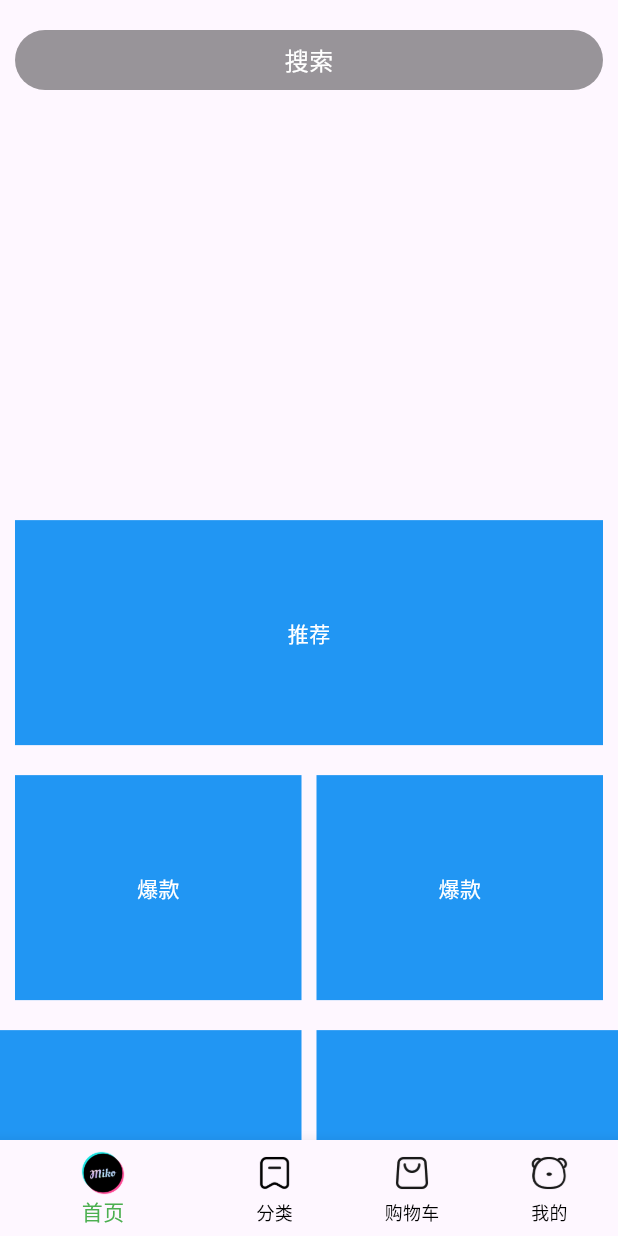
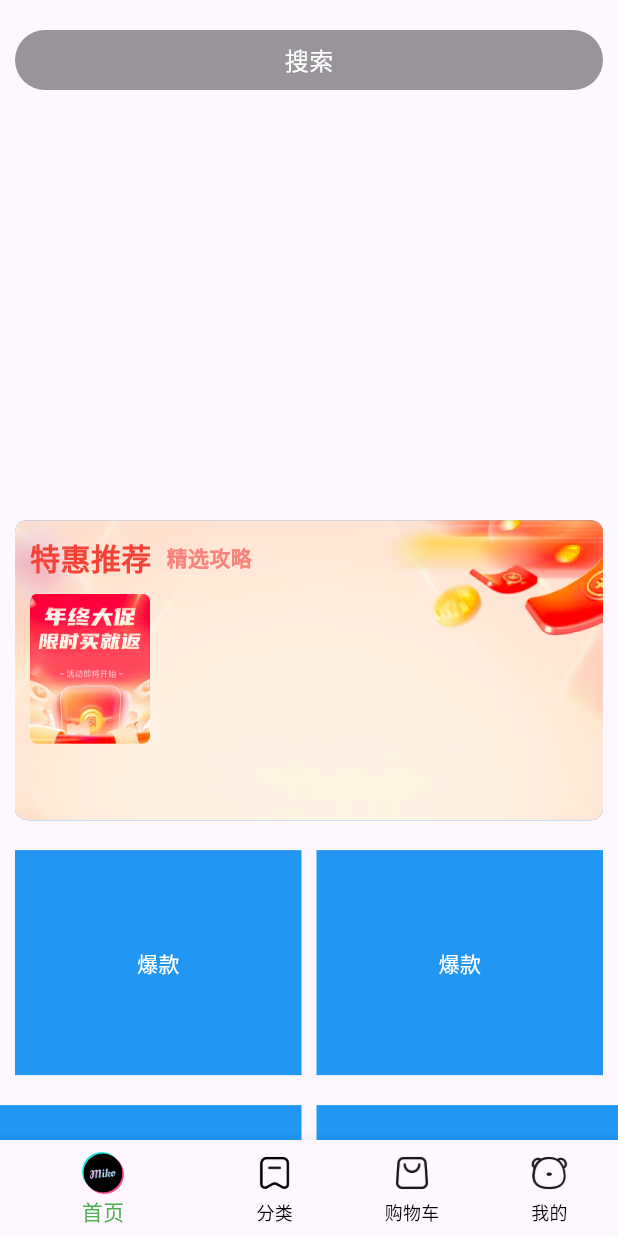
Before and after one commit to zslhub/heima_flutter_shop_store_01, a Flutter app: the screen it shows after launch, on a phone screen of 412 x 824 dp. Run offline on Flutter 3.47's test engine with Material 3 defaults, Android fonts, the phone set to English and light mode, and no system bars; drawn by our look-alikes of carousel_slider; our stand-ins replace dio; network calls fail.

Commit message:
实现特惠推荐的渲染

```diff
--- a/lib/components/Home/HmSuggestion.dart
+++ b/lib/components/Home/HmSuggestion.dart
@@ -1,20 +1,129 @@
 import 'package:flutter/material.dart';
+import 'package:heima_flutter_shop_store_01/viewmodels/home.dart';
 
 class HmSuggestion extends StatefulWidget {
-  const HmSuggestion({super.key});
+  final SpecialRecommend specialRecommend;
+  const HmSuggestion({super.key, required this.specialRecommend});
 
   @override
   State<HmSuggestion> createState() => _HmSuggestionState();
 }
 
 class _HmSuggestionState extends State<HmSuggestion> {
+  List<GoodsItem> _getDisplayItems() {
+    if (widget.specialRecommend.subTypes.isEmpty) {
+      return [];
+    }
+    return widget.specialRecommend.subTypes.first.goodsItems.items
+        .take(3)
+        .toList();
+  }
+
+  Widget _buildHeader() {
+    return Row(
+      children: [
+        Text(
+          '特惠推荐',
+          style: TextStyle(
+            color: Colors.red,
+            fontSize: 20,
+            fontWeight: FontWeight.w700,
+          ),
+        ),
+        SizedBox(width: 10),
+        Text(
+          '精选攻略',
+          style: TextStyle(
+            color: const Color.fromARGB(255, 249, 131, 123),
+
+            fontWeight: FontWeight.w700,
+          ),
+        ),
+      ],
+    );
+  }
+
+  Widget _buildLeft() {
+    return Container(
+      width: 80,
+      height: 100,
+      decoration: BoxDecoration(
+        color: Colors.white,
+        borderRadius: BorderRadius.circular(5),
+        image: DecorationImage(
+          image: AssetImage('lib/assets/home_cmd_inner.png'),
+          fit: BoxFit.cover,
+        ),
+      ),
+    );
+  }
+
+  List<Widget> _getChildrenList() {
+    List<GoodsItem> displayItems = _getDisplayItems();
+    return List.generate(displayItems.length, (index) {
+      return Column(
+        children: [
+          ClipRRect(
+            borderRadius: BorderRadius.circular(8),
+            child: Image.network(
+              errorBuilder: (context, error, stackTrace) {
+                return Image.asset(
+                  'lib/assets/home_cmd_inner.png',
+                  width: 70,
+                  height: 100,
+                );
+              },
+              displayItems[index].picture,
+              width: 70,
+              height: 100,
+              fit: BoxFit.cover,
+            ),
+          ),
+          SizedBox(height: 10),
+          Container(
+            padding: EdgeInsets.symmetric(horizontal: 10, vertical: 4),
+            decoration: BoxDecoration(
+              color: const Color.fromARGB(255, 197, 109, 109),
+              borderRadius: BorderRadius.circular(5),
+            ),
+            child: Text('\$${displayItems[index].price}'),
+          ),
+        ],
+      );
+    });
+  }
+
   @override
   Widget build(BuildContext context) {
     return Container(
       alignment: Alignment.center,
-      color: Colors.blue,
-      height: 150,
-      child: Text('推荐', style: TextStyle(color: Colors.white)),
+      height: 200,
+      padding: EdgeInsets.all(10),
+      decoration: BoxDecoration(
+        borderRadius: BorderRadius.circular(8),
+        color: Colors.blue,
+        image: DecorationImage(
+          image: AssetImage('lib/assets/home_cmd_sm.png'),
+          fit: BoxFit.cover,
+        ),
+      ),
+      child: Column(
+        children: [
+          _buildHeader(),
+          SizedBox(height: 10),
+          Row(
+            children: [
+              _buildLeft(),
+              Expanded(
+                child: Row(
+                  mainAxisAlignment: MainAxisAlignment.spaceEvenly,
+                  children: _getChildrenList(),
+                ),
+              ),
+            ],
+          ),
+        ],
+      ),
     );
   }
 }
--- a/lib/constants/index.dart
+++ b/lib/constants/index.dart
@@ -5,6 +5,7 @@ class GlobalConstants {
 }
 
 class HttpConstants {
-  static const BANNER_LSIT = '/home/banner';
-  static const CATEGORY_LIST = '/home/category/head';
+  static const BANNER_LSIT = '/home/banner'; // 轮播图
+  static const CATEGORY_LIST = '/home/category/head';  // 分类列表
+  static const PRODUCT_LSIT = '/hot/preference'; // 特惠推荐列表
 }
--- a/lib/pages/Home/index.dart
+++ b/lib/pages/Home/index.dart
@@ -39,13 +39,22 @@ class _HomeViewState extends State<HomeView> {
 
   List<BannerItem> _bannerList = [];
   List<CategoryItem> _categoryList = [];
+  // 获取特惠推荐商品列表数据
+  SpecialRecommend _specialRecommend = SpecialRecommend(
+    id: '',
+    title: '',
+    subTypes: [],
+  );
 
   @override
   void initState() {
     super.initState();
     _getBannerList();
     _getCategoryList();
+    _getProductList();
   }
+
+
 
   // 获取BannerList数据
   _getBannerList() async {
@@ -61,6 +70,14 @@ class _HomeViewState extends State<HomeView> {
     setState(() {});
   }
 
+
+
+  _getProductList() async {
+    _specialRecommend = await getProductListAPI();
+    setState(() {});
+  }
+
+
   List<Widget> getScrollViewChildren() {
     return [
       // 轮播图
@@ -73,7 +90,7 @@ class _HomeViewState extends State<HomeView> {
       SliverToBoxAdapter(
         child: Padding(
           padding: EdgeInsets.only(left: 10, right: 10),
-          child: HmSuggestion(),
+          child: HmSuggestion(specialRecommend: _specialRecommend,),
         ),
       ),
       SliverToBoxAdapter(child: SizedBox(height: 20)),
--- a/lib/viewmodels/home.dart
+++ b/lib/viewmodels/home.dart
@@ -35,3 +35,116 @@ class CategoryItem {
     );
   }
 }
+
+// 商品项
+class GoodsItem {
+  String id;
+  String name;
+  String? desc;
+  String price;
+  String picture;
+  int orderNum;
+
+  GoodsItem({
+    required this.id,
+    required this.name,
+    this.desc,
+    required this.price,
+    required this.picture,
+    required this.orderNum,
+  });
+
+  factory GoodsItem.formJSON(Map<String, dynamic> json) {
+    return GoodsItem(
+      id: json['id'] ?? '',
+      name: json['name'] ?? '',
+      desc: json['desc'],
+      price: json['price'] ?? '0.00',
+      picture: json['picture'] ?? '',
+      orderNum: json['orderNum'] ?? 0,
+    );
+  }
+}
+
+// 商品分页信息
+class GoodsPageInfo {
+  int counts;
+  int pageSize;
+  int pages;
+  int page;
+  List<GoodsItem> items;
+
+  GoodsPageInfo({
+    required this.counts,
+    required this.pageSize,
+    required this.pages,
+    required this.page,
+    required this.items,
+  });
+
+  factory GoodsPageInfo.formJSON(Map<String, dynamic> json) {
+    return GoodsPageInfo(
+      counts: json['counts'] ?? 0,
+      pageSize: json['pageSize'] ?? 10,
+      pages: json['pages'] ?? 0,
+      page: json['page'] ?? 1,
+      items: json['items'] == null
+          ? []
+          : (json['items'] as List)
+              .map((item) => GoodsItem.formJSON(item as Map<String, dynamic>))
+              .toList(),
+    );
+  }
+}
+
+// 特惠推荐子类型
+class RecommendSubType {
+  String id;
+  String title;
+  GoodsPageInfo goodsItems;
+
+  RecommendSubType({
+    required this.id,
+    required this.title,
+    required this.goodsItems,
+  });
+
+  factory RecommendSubType.formJSON(Map<String, dynamic> json) {
+    return RecommendSubType(
+      id: json['id'] ?? '',
+      title: json['title'] ?? '',
+      goodsItems: GoodsPageInfo.formJSON(
+        json['goodsItems'] ?? {},
+      ),
+    );
+  }
+}
+
+// 特惠推荐主类
+class SpecialRecommend {
+  String id;
+  String title;
+  List<RecommendSubType> subTypes;
+
+  SpecialRecommend({
+    required this.id,
+    required this.title,
+    required this.subTypes,
+  });
+
+  factory SpecialRecommend.formJSON(Map<String, dynamic> json) {
+    return SpecialRecommend(
+      id: json['id'] ?? '',
+      title: json['title'] ?? '',
+      subTypes: json['subTypes'] == null
+          ? []
+          : (json['subTypes'] as List)
+              .map(
+                (item) => RecommendSubType.formJSON(
+                  item as Map<String, dynamic>,
+                ),
+              )
+              .toList(),
+    );
+  }
+}
```
Also changed, not shown: lib/api/home.dart (+7 -0 lines), lib/assets/goods_avatar.png (added), lib/assets/home_cmd_inner.png (added), lib/assets/home_cmd_sm.png (added), lib/assets/home_cmd_title.png (added), lib/assets/home_goods_discount.png (added), lib/assets/home_new.png (added), lib/assets/ic_sku_img.svg (added), lib/assets/search_bg.png (added).
